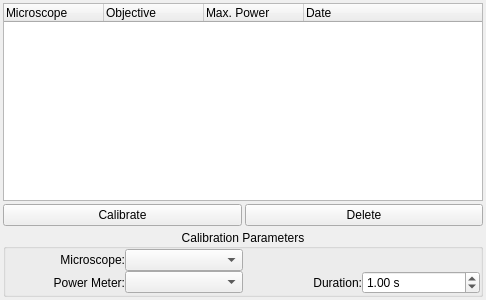
Above: lib/devices/Laser/devTemplate.ui from acq4/acq4 before the change. Below: the same form after it.
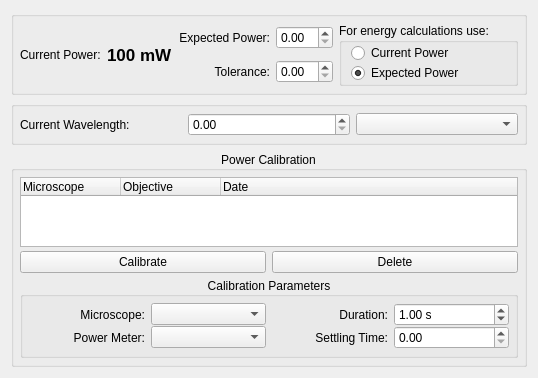
That is the form after the change. Custom widgets are drawn as their Qt base class.

Patch:
```diff
--- a/lib/devices/Laser/devTemplate.ui
+++ b/lib/devices/Laser/devTemplate.ui
@@ -6,19 +6,169 @@
    <rect>
     <x>0</x>
     <y>0</y>
-    <width>486</width>
-    <height>300</height>
+    <width>492</width>
+    <height>316</height>
    </rect>
   </property>
   <property name="windowTitle">
    <string>Form</string>
   </property>
   <layout class="QGridLayout" name="gridLayout">
+   <item row="0" column="0">
+    <widget class="QGroupBox" name="powerGroup">
+     <property name="title">
+      <string/>
+     </property>
+     <layout class="QGridLayout" name="gridLayout_4">
    <property name="margin">
-    <number>3</number>
+       <number>6</number>
    </property>
    <property name="spacing">
-    <number>3</number>
+       <number>6</number>
+      </property>
+      <item row="0" column="0" rowspan="2">
+       <widget class="QLabel" name="label_4">
+        <property name="sizePolicy">
+         <sizepolicy hsizetype="Fixed" vsizetype="Preferred">
+          <horstretch>0</horstretch>
+          <verstretch>0</verstretch>
+         </sizepolicy>
+        </property>
+        <property name="text">
+         <string>Current Power:</string>
+        </property>
+       </widget>
+      </item>
+      <item row="0" column="2">
+       <widget class="QLabel" name="label_5">
+        <property name="text">
+         <string>Expected Power:</string>
+        </property>
+        <property name="alignment">
+         <set>Qt::AlignRight|Qt::AlignTrailing|Qt::AlignVCenter</set>
+        </property>
+       </widget>
+      </item>
+      <item row="0" column="3">
+       <widget class="SpinBox" name="expectedPowerSpin"/>
+      </item>
+      <item row="1" column="2">
+       <widget class="QLabel" name="label_6">
+        <property name="text">
+         <string>Tolerance:</string>
+        </property>
+        <property name="alignment">
+         <set>Qt::AlignRight|Qt::AlignTrailing|Qt::AlignVCenter</set>
+        </property>
+       </widget>
+      </item>
+      <item row="1" column="3">
+       <widget class="SpinBox" name="toleranceSpin"/>
+      </item>
+      <item row="0" column="1" rowspan="2">
+       <widget class="QLabel" name="powerLabel">
+        <property name="font">
+         <font>
+          <pointsize>13</pointsize>
+          <weight>75</weight>
+          <bold>true</bold>
+         </font>
+        </property>
+        <property name="text">
+         <string>100 mW</string>
+        </property>
+       </widget>
+      </item>
+      <item row="0" column="4" rowspan="2">
+       <widget class="QGroupBox" name="groupBox_3">
+        <property name="title">
+         <string>For energy calculations use:</string>
+        </property>
+        <layout class="QVBoxLayout" name="verticalLayout">
+         <property name="spacing">
+          <number>0</number>
+         </property>
+         <property name="topMargin">
+          <number>0</number>
+         </property>
+         <property name="rightMargin">
+          <number>0</number>
+         </property>
+         <property name="bottomMargin">
+          <number>0</number>
+         </property>
+         <item>
+          <widget class="QRadioButton" name="currentPowerRadio">
+           <property name="text">
+            <string>Current Power</string>
+           </property>
+          </widget>
+         </item>
+         <item>
+          <widget class="QRadioButton" name="expectedPowerRadio">
+           <property name="text">
+            <string>Expected Power</string>
+           </property>
+           <property name="checked">
+            <bool>true</bool>
+           </property>
+          </widget>
+         </item>
+        </layout>
+       </widget>
+      </item>
+     </layout>
+    </widget>
+   </item>
+   <item row="1" column="0">
+    <widget class="QGroupBox" name="wavelengthGroup">
+     <property name="title">
+      <string/>
+     </property>
+     <layout class="QGridLayout" name="gridLayout_5" columnstretch="0,0,0">
+      <property name="margin">
+       <number>6</number>
+      </property>
+      <property name="spacing">
+       <number>6</number>
+      </property>
+      <item row="0" column="0">
+       <widget class="QLabel" name="label_7">
+        <property name="text">
+         <string>Current Wavelength: </string>
+        </property>
+       </widget>
+      </item>
+      <item row="0" column="1">
+       <widget class="SpinBox" name="wavelengthSpin">
+        <property name="suffix">
+         <string/>
+        </property>
+       </widget>
+      </item>
+      <item row="0" column="2">
+       <widget class="QComboBox" name="wavelengthCombo"/>
+      </item>
+     </layout>
+    </widget>
+   </item>
+   <item row="2" column="0">
+    <widget class="QGroupBox" name="groupBox_2">
+     <property name="title">
+      <string>Power Calibration</string>
+     </property>
+     <property name="alignment">
+      <set>Qt::AlignCenter</set>
+     </property>
+     <layout class="QGridLayout" name="gridLayout_6">
+      <property name="horizontalSpacing">
+       <number>6</number>
+      </property>
+      <property name="verticalSpacing">
+       <number>4</number>
+      </property>
+      <property name="margin">
+       <number>6</number>
    </property>
    <item row="0" column="0" colspan="2">
     <widget class="QTreeWidget" name="calibrationList">
@@ -41,11 +191,6 @@
        <string>Objective</string>
       </property>
      </column>
-     <column>
-      <property name="text">
-       <string>Max. Power</string>
-      </property>
-     </column>
      <column>
       <property name="text">
        <string>Date</string>
@@ -77,17 +222,40 @@
      </property>
      <layout class="QGridLayout" name="gridLayout_3">
       <property name="margin">
-       <number>0</number>
+          <number>6</number>
       </property>
       <property name="spacing">
-       <number>0</number>
+          <number>6</number>
       </property>
       <item row="0" column="0">
        <layout class="QGridLayout" name="gridLayout_2">
         <property name="verticalSpacing">
          <number>0</number>
         </property>
-        <item row="2" column="3">
+           <item row="1" column="0">
+            <widget class="QLabel" name="label_2">
+             <property name="text">
+              <string>Microscope:</string>
+             </property>
+             <property name="alignment">
+              <set>Qt::AlignRight|Qt::AlignTrailing|Qt::AlignVCenter</set>
+             </property>
+            </widget>
+           </item>
+           <item row="1" column="1">
+            <widget class="QComboBox" name="microscopeCombo"/>
+           </item>
+           <item row="1" column="3">
+            <widget class="QLabel" name="scanLabel">
+             <property name="text">
+              <string>Duration:</string>
+             </property>
+             <property name="alignment">
+              <set>Qt::AlignRight|Qt::AlignTrailing|Qt::AlignVCenter</set>
+             </property>
+            </widget>
+           </item>
+           <item row="1" column="4">
          <widget class="SpinBox" name="scanDurationSpin">
           <property name="suffix">
            <string> s</string>
@@ -103,29 +271,6 @@
           </property>
          </widget>
         </item>
-        <item row="2" column="2">
-         <widget class="QLabel" name="scanLabel">
-          <property name="text">
-           <string>Duration:</string>
-          </property>
-          <property name="alignment">
-           <set>Qt::AlignRight|Qt::AlignTrailing|Qt::AlignVCenter</set>
-          </property>
-         </widget>
-        </item>
-        <item row="1" column="0">
-         <widget class="QLabel" name="label_2">
-          <property name="text">
-           <string>Microscope:</string>
-          </property>
-          <property name="alignment">
-           <set>Qt::AlignRight|Qt::AlignTrailing|Qt::AlignVCenter</set>
-          </property>
-         </widget>
-        </item>
-        <item row="1" column="1">
-         <widget class="QComboBox" name="microscopeCombo"/>
-        </item>
         <item row="2" column="0">
          <widget class="QLabel" name="label_3">
           <property name="text">
@@ -139,10 +284,43 @@
         <item row="2" column="1">
          <widget class="QComboBox" name="meterCombo"/>
         </item>
+           <item row="2" column="3">
+            <widget class="QLabel" name="label">
+             <property name="text">
+              <string>Settling Time:</string>
+             </property>
+             <property name="alignment">
+              <set>Qt::AlignRight|Qt::AlignTrailing|Qt::AlignVCenter</set>
+             </property>
+            </widget>
+           </item>
+           <item row="2" column="4">
+            <widget class="SpinBox" name="doubleSpinBox">
+             <property name="toolTip">
+              <string>Specify the time it takes for the selected power meter to settle on a value.</string>
+             </property>
+            </widget>
+           </item>
        </layout>
       </item>
      </layout>
     </widget>
+      </item>
+     </layout>
+    </widget>
+   </item>
+   <item row="2" column="1">
+    <spacer name="horizontalSpacer">
+     <property name="orientation">
+      <enum>Qt::Horizontal</enum>
+     </property>
+     <property name="sizeHint" stdset="0">
+      <size>
+       <width>15</width>
+       <height>20</height>
+      </size>
+     </property>
+    </spacer>
    </item>
   </layout>
  </widget>
```
Lines whose indentation alone changed are shown as unchanged.
